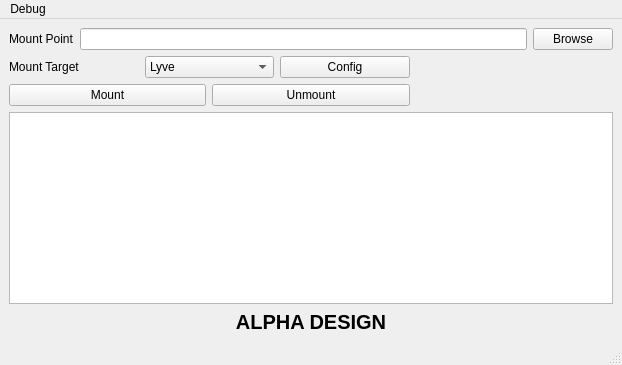
First picture: the form in gui/mountPrimaryWindow.ui, repository Seagate/cloudfuse, before the edit.
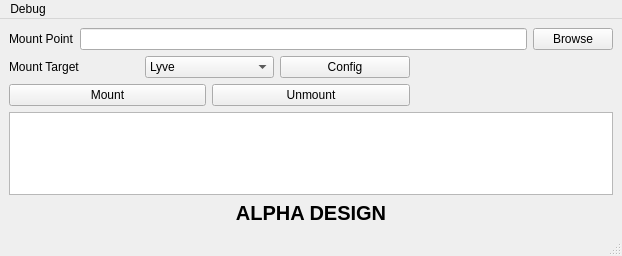
Second picture: the form after the edit.

Diff of the .ui file:
```diff
--- a/gui/mountPrimaryWindow.ui
+++ b/gui/mountPrimaryWindow.ui
@@ -106,7 +106,7 @@
     <item row="3" column="0" colspan="3">
      <widget class="QTextEdit" name="output_textEdit">
       <property name="sizePolicy">
-       <sizepolicy hsizetype="MinimumExpanding" vsizetype="MinimumExpanding">
+       <sizepolicy hsizetype="MinimumExpanding" vsizetype="Expanding">
         <horstretch>0</horstretch>
         <verstretch>0</verstretch>
        </sizepolicy>
```
